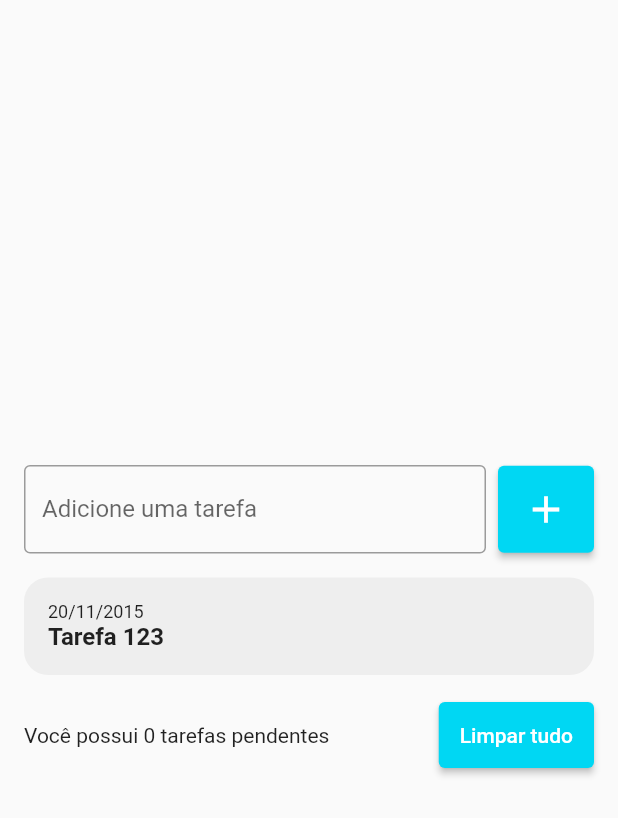
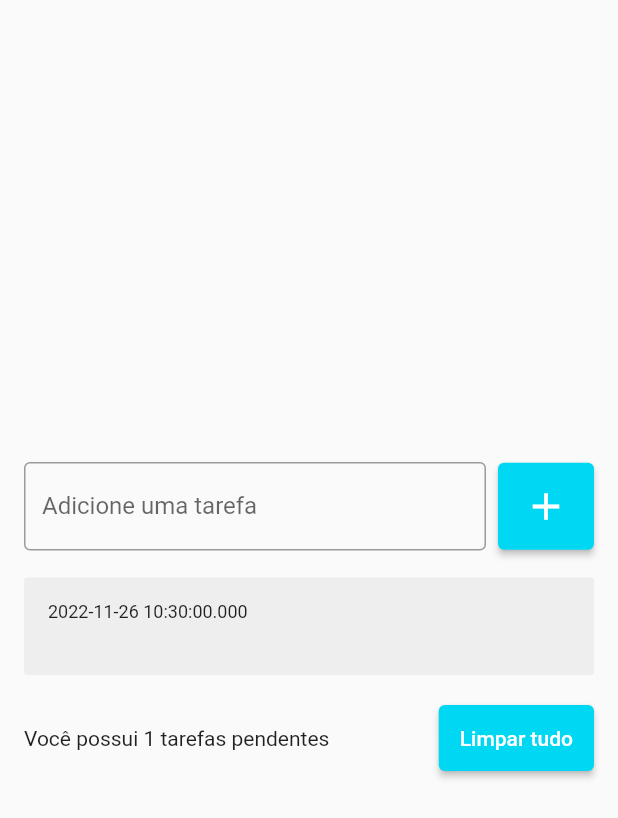
Before and after one commit to jamessonfaria/flutter-todo_list, a Flutter app: the screen it shows after launch, after a tap on the "add" icon, on a phone screen of 412 x 824 dp. Shown: the top 818 px of the screen. Run offline on Flutter 3.47's test engine with Material 2 defaults, Android fonts, the phone set to English and light mode, and no system bars.

Commit message:
Ajuste no layout da lista

```diff
--- a/lib/main.dart
+++ b/lib/main.dart
@@ -11,6 +11,7 @@ class MyApp extends StatelessWidget {
   @override
   Widget build(BuildContext context) {
     return MaterialApp(
+      debugShowCheckedModeBanner: false,
       home: TodoListPage(),
     );
   }
--- a/lib/pages/todo_list_page.dart
+++ b/lib/pages/todo_list_page.dart
@@ -1,7 +1,5 @@
 import 'package:flutter/material.dart';
 import 'package:todo_list/widgets/row_listview.dart';
-import 'package:todo_list/widgets/row_text_button.dart';
-
 
 class TodoListPage extends StatefulWidget {
   const TodoListPage({Key? key}) : super(key: key);
@@ -17,10 +15,11 @@ class _TodoListPageState extends State<TodoListPage> {
 
   @override
   Widget build(BuildContext context) {
-    return Scaffold(
+    return SafeArea(
+      child: Scaffold(
         body: Center(
           child: Padding(
-          padding: const EdgeInsets.symmetric(horizontal: 16),
+            padding: const EdgeInsets.all(16),
             child: Column(
               mainAxisSize: MainAxisSize.min,
               children: [
@@ -58,8 +57,30 @@ class _TodoListPageState extends State<TodoListPage> {
                 SizedBox(height: 16),
                 RowListView(todos: todos),
                 SizedBox(height: 16),
-              RowTextButton()
+                Row(
+                  children: [
+                    Expanded(
+                      child: Text(
+                        "Você possui ${todos.length} tarefas pendentes",
+                      ),
+                    ),
+                    SizedBox(width: 8),
+                    ElevatedButton(
+                      onPressed: () {
+                        setState(() {
+                          todos.clear();
+                        });
+                      },
+                      style: ElevatedButton.styleFrom(
+                        backgroundColor: Color(0xff00d7f3),
+                        padding: EdgeInsets.all(14),
+                      ),
+                      child: Text("Limpar tudo"),
+                    ),
                   ],
+                ),
+              ],
+            ),
           ),
         ),
       ),
--- a/lib/widgets/row_listview.dart
+++ b/lib/widgets/row_listview.dart
@@ -13,7 +13,7 @@ class RowListView extends StatelessWidget {
         shrinkWrap: true,
         children: [
           for (String todo in todos)
-            TodoListItem(),
+            TodoListItem(title: todo),
         ],
       ),
     );
--- a/lib/widgets/row_text_button.dart
+++ /dev/null
@@ -1,27 +0,0 @@
-import 'package:flutter/material.dart';
-
-class RowTextButton extends StatelessWidget {
-  const RowTextButton({Key? key}) : super(key: key);
-
-  @override
-  Widget build(BuildContext context) {
-    return Row(
-      children: [
-        Expanded(
-          child: Text(
-            "Você possui 0 tarefas pendentes",
-          ),
-        ),
-        SizedBox(width: 8),
-        ElevatedButton(
-          onPressed: () {},
-          style: ElevatedButton.styleFrom(
-            backgroundColor: Color(0xff00d7f3),
-            padding: EdgeInsets.all(14),
-          ),
-          child: Text("Limpar tudo"),
-        ),
-      ],
-    );
-  }
-}
--- a/lib/widgets/todo_list_item.dart
+++ b/lib/widgets/todo_list_item.dart
@@ -1,24 +1,32 @@
 import 'package:flutter/material.dart';
 
 class TodoListItem extends StatelessWidget {
-  const TodoListItem({Key? key}) : super(key: key);
+  const TodoListItem({Key? key, required this.title}) : super(key: key);
+
+  final String title;
 
   @override
   Widget build(BuildContext context) {
     return Container(
+      margin: EdgeInsets.symmetric(vertical: 2),
       decoration: BoxDecoration(
-          color: Colors.grey[200], borderRadius: BorderRadius.circular(16)),
+        color: Colors.grey[200],
+        borderRadius: BorderRadius.circular(2),
+      ),
       padding: const EdgeInsets.all(16),
       child: Column(
         crossAxisAlignment: CrossAxisAlignment.start,
         children: [
           Text(
-            "20/11/2015",
+            DateTime.now().toString(),
             style: TextStyle(fontSize: 12),
           ),
           Text(
-            "Tarefa 123",
-            style: TextStyle(fontSize: 16, fontWeight: FontWeight.w600),
+            title,
+            style: TextStyle(
+              fontSize: 16,
+              fontWeight: FontWeight.w600,
+            ),
           ),
         ],
       ),
```
Lines whose indentation alone changed are shown as unchanged.
